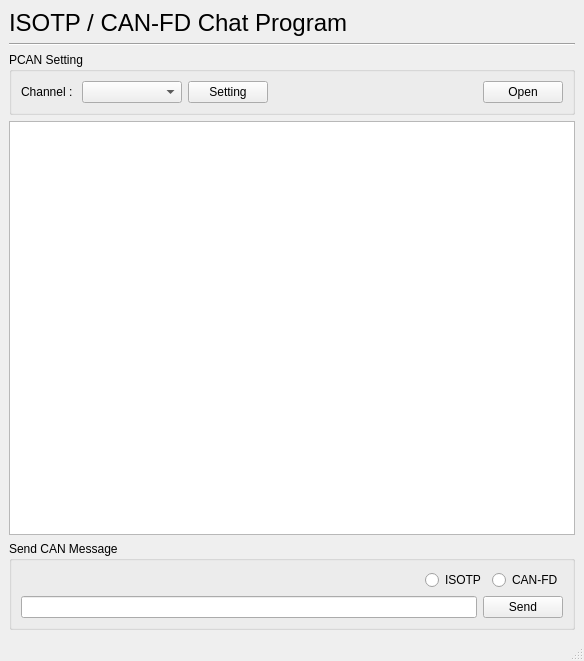
This is mainwindow.ui in psy1064/PCAN-Chat as Qt 5 draws it before an edit. The edited form follows.
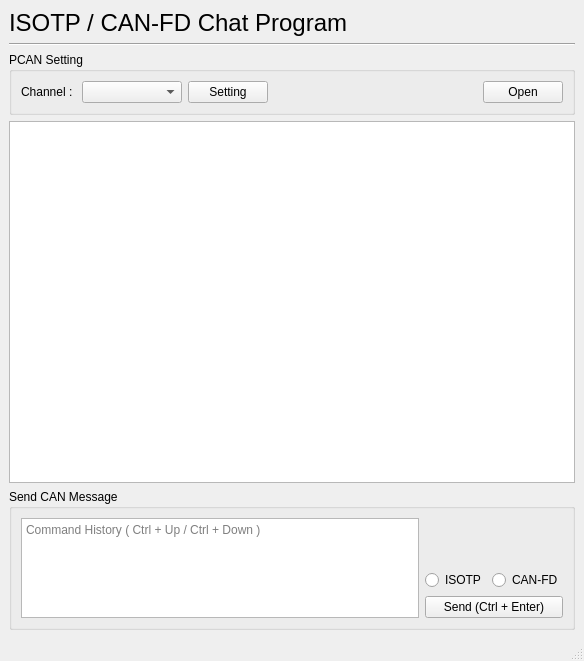
This is the edited form.

Commit message: Multi Line String 전송 / History 기능 추가 / 11bit Address Type 추가

Patch:
```diff
--- a/mainwindow.ui
+++ b/mainwindow.ui
@@ -97,20 +97,9 @@
       </property>
       <layout class="QVBoxLayout" name="verticalLayout">
        <item>
-        <layout class="QHBoxLayout" name="horizontalLayout_2">
-         <item>
-          <spacer name="horizontalSpacer_2">
-           <property name="orientation">
-            <enum>Qt::Horizontal</enum>
-           </property>
-           <property name="sizeHint" stdset="0">
-            <size>
-             <width>40</width>
-             <height>20</height>
-            </size>
-           </property>
-          </spacer>
-         </item>
+        <layout class="QGridLayout" name="gridLayout_2">
+         <item row="1" column="1">
+          <layout class="QHBoxLayout" name="horizontalLayout_3">
          <item>
           <widget class="QRadioButton" name="rbISOTP">
            <property name="text">
@@ -127,15 +116,45 @@
          </item>
         </layout>
        </item>
-       <item>
-        <layout class="QHBoxLayout" name="horizontalLayout_3">
-         <item>
-          <widget class="QLineEdit" name="lineEdit"/>
+         <item row="0" column="1">
+          <spacer name="verticalSpacer">
+           <property name="orientation">
+            <enum>Qt::Vertical</enum>
+           </property>
+           <property name="sizeType">
+            <enum>QSizePolicy::Preferred</enum>
+           </property>
+           <property name="sizeHint" stdset="0">
+            <size>
+             <width>20</width>
+             <height>40</height>
+            </size>
+           </property>
+          </spacer>
          </item>
-         <item>
+         <item row="2" column="1">
           <widget class="QPushButton" name="btnSend">
            <property name="text">
-            <string>Send</string>
+            <string>Send (Ctrl + Enter)</string>
+           </property>
+          </widget>
+         </item>
+         <item row="0" column="0" rowspan="3">
+          <widget class="QPlainTextEdit" name="textEdit">
+           <property name="sizePolicy">
+            <sizepolicy hsizetype="Expanding" vsizetype="Minimum">
+             <horstretch>0</horstretch>
+             <verstretch>0</verstretch>
+            </sizepolicy>
+           </property>
+           <property name="maximumSize">
+            <size>
+             <width>16777215</width>
+             <height>100</height>
+            </size>
+           </property>
+           <property name="placeholderText">
+            <string>Command History ( Ctrl + Up / Ctrl + Down )</string>
            </property>
           </widget>
          </item>
```
Lines whose indentation alone changed are shown as unchanged. The commit also changes 12 other files.
